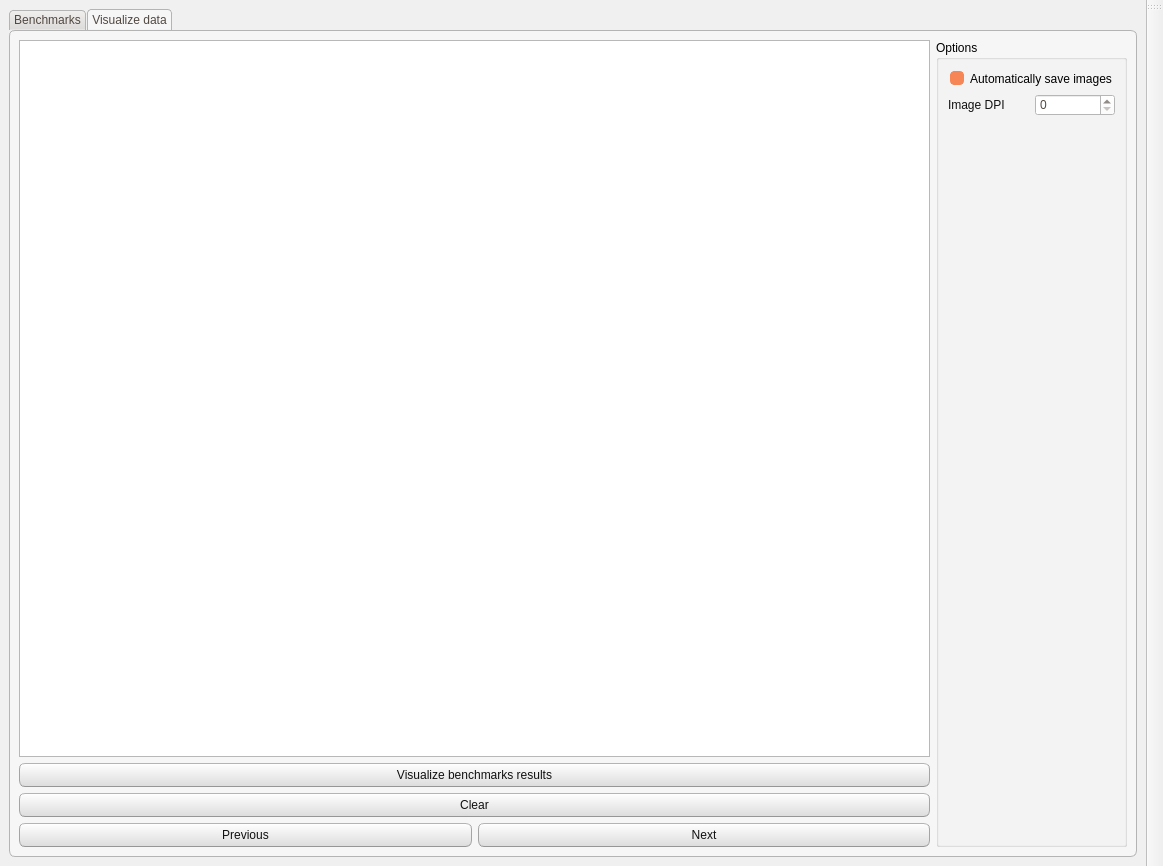
Above: TokenBenchy/app/src/window_layout.ui from CTCycle/TKBEN-tokenizers-benchmarker before the change. Below: the same form after it.
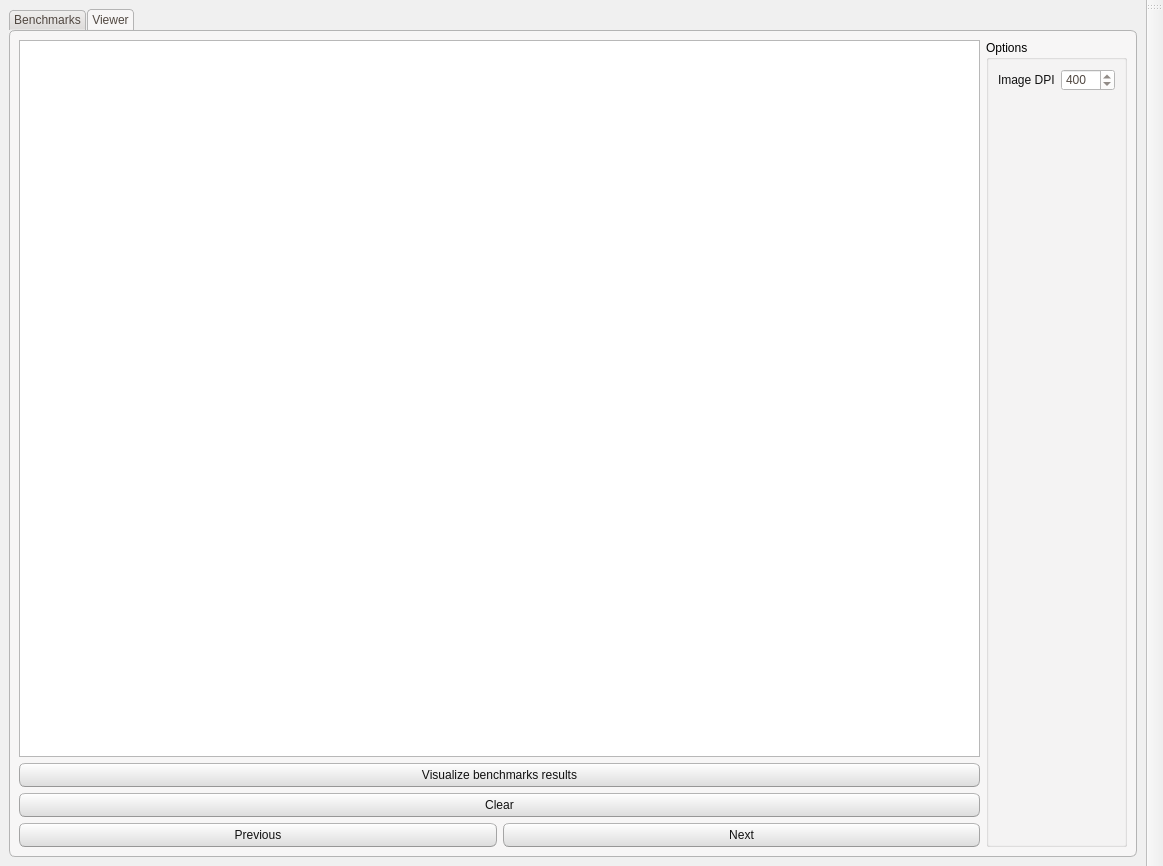
That is the form after the change. The open tabs and pages were chosen to show the change.

Commit message: improved image quality, now automatically saving images, fixed small issues and added DPI setting

Patch:
```diff
--- a/TokenBenchy/app/src/window_layout.ui
+++ b/TokenBenchy/app/src/window_layout.ui
@@ -802,7 +802,7 @@
       </widget>
       <widget class="QWidget" name="viewerTab">
        <attribute name="title">
-        <string>Visualize data</string>
+        <string>Viewer</string>
        </attribute>
        <layout class="QHBoxLayout" name="horizontalLayout_7">
         <item>
@@ -852,16 +852,6 @@
              <string>Options</string>
             </property>
             <layout class="QVBoxLayout" name="verticalLayout_4">
-             <item>
-              <widget class="QCheckBox" name="saveImages">
-               <property name="text">
-                <string>Automatically save images</string>
-               </property>
-               <property name="checked">
-                <bool>true</bool>
-               </property>
-              </widget>
-             </item>
              <item>
               <layout class="QHBoxLayout" name="horizontalLayout_5">
                <item>
@@ -872,7 +862,14 @@
                 </widget>
                </item>
                <item>
-                <widget class="QSpinBox" name="imageDPI"/>
+                <widget class="QSpinBox" name="imageDPI">
+                 <property name="maximum">
+                  <number>4096</number>
+                 </property>
+                 <property name="value">
+                  <number>400</number>
+                 </property>
+                </widget>
                </item>
               </layout>
              </item>
```
The commit also changes 5 other files.
